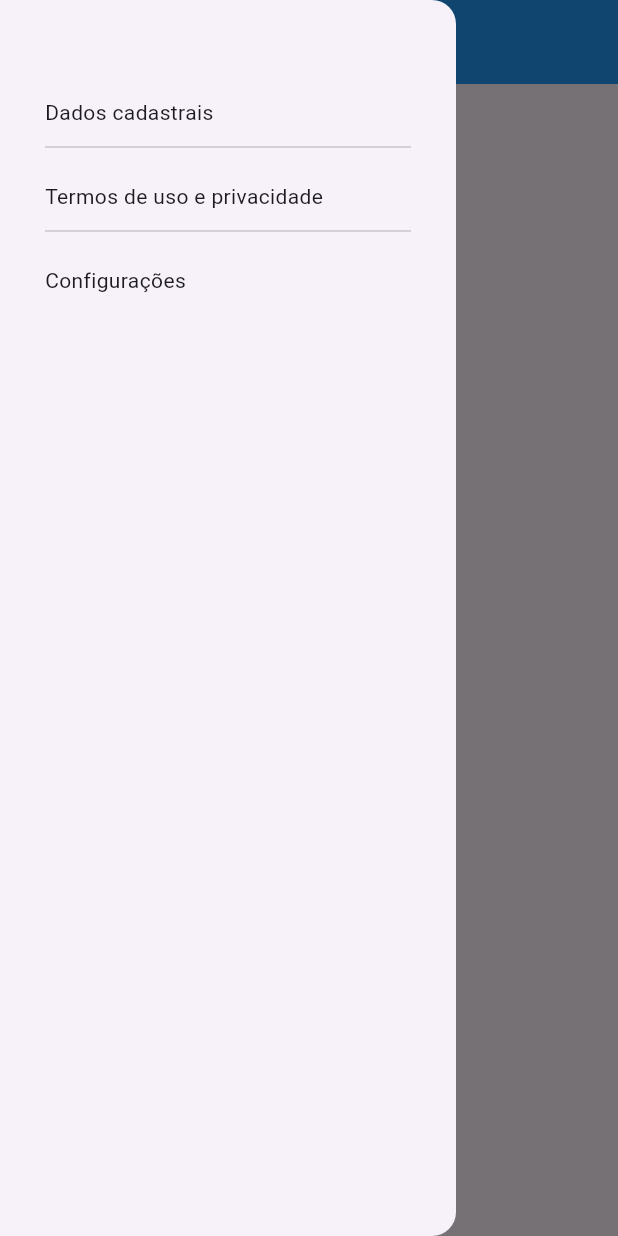
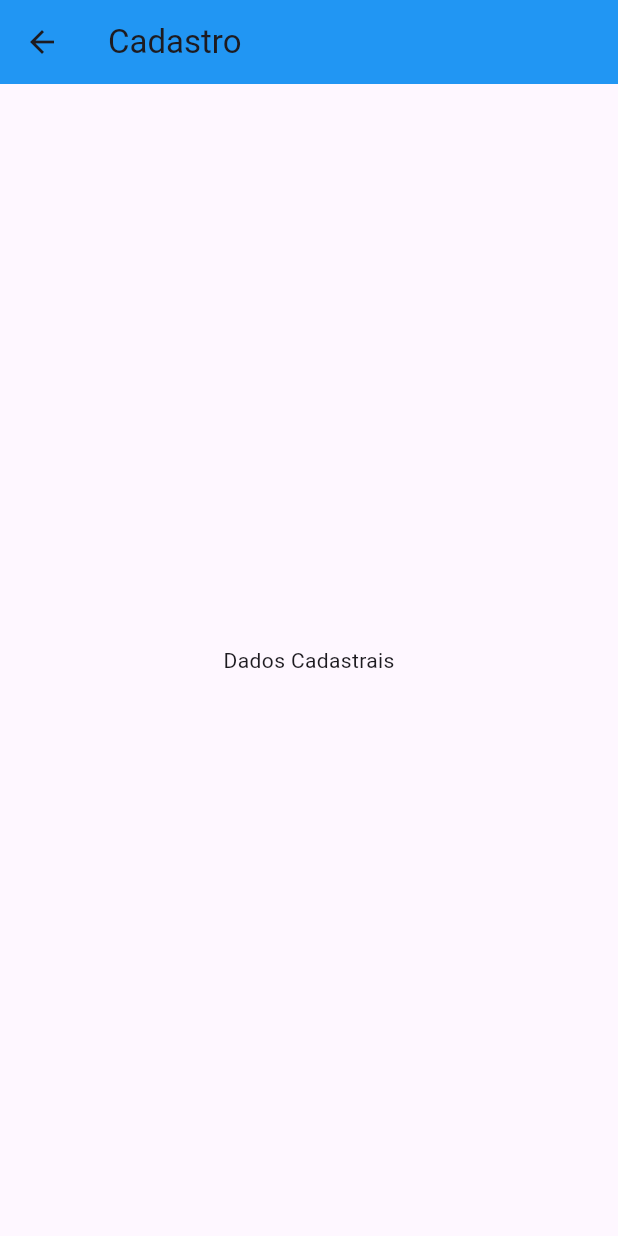
Before and after one commit to hywenklis/dart-flutter, a Flutter app: the MainHomePage screen opened directly, in the side drawer, after a tap on "Dados cadastrais", on a phone screen of 412 x 824 dp. Run offline on Flutter 3.47's test engine with Material 3 defaults, Android fonts, the phone set to English and light mode, and no system bars; our stand-ins replace google_fonts; network calls fail.

Commit message:
Criando telas de dados cadastrais

```diff
--- /dev/null
+++ b/flutter/trilhaapp/lib/pages/dados_cadastrais.dart
@@ -0,0 +1,18 @@
+import 'package:flutter/material.dart';
+
+class DadosCadastraisPageMyWidget extends StatelessWidget {
+  final String text;
+  const DadosCadastraisPageMyWidget({super.key, required this.text});
+
+  @override
+  Widget build(BuildContext context) {
+    return Scaffold(
+      appBar: AppBar(
+        title: Text(text),
+      ),
+      body: const Center(
+        child: Text("Dados Cadastrais"),
+      ),
+    );
+  }
+}
--- a/flutter/trilhaapp/lib/pages/home_page.dart
+++ b/flutter/trilhaapp/lib/pages/home_page.dart
@@ -1,4 +1,5 @@
 import 'package:flutter/material.dart';
+import 'package:trilhaapp/pages/dados_cadastrais.dart';
 
 class MainHomePage extends StatefulWidget {
   const MainHomePage({super.key});
@@ -25,7 +26,16 @@ class _MainHomePageState extends State<MainHomePage> {
               width: double.infinity,
               child: InkWell(
                 child: const Text("Dados cadastrais"),
-                onTap: () {},
+                onTap: () {
+                  Navigator.pop(context);
+                  Navigator.push(
+                      context,
+                      MaterialPageRoute(
+                          builder: (context) =>
+                              const DadosCadastraisPageMyWidget(
+                                text: "Cadastro",
+                              )));
+                },
               ),
             ),
             const Divider(),
```
